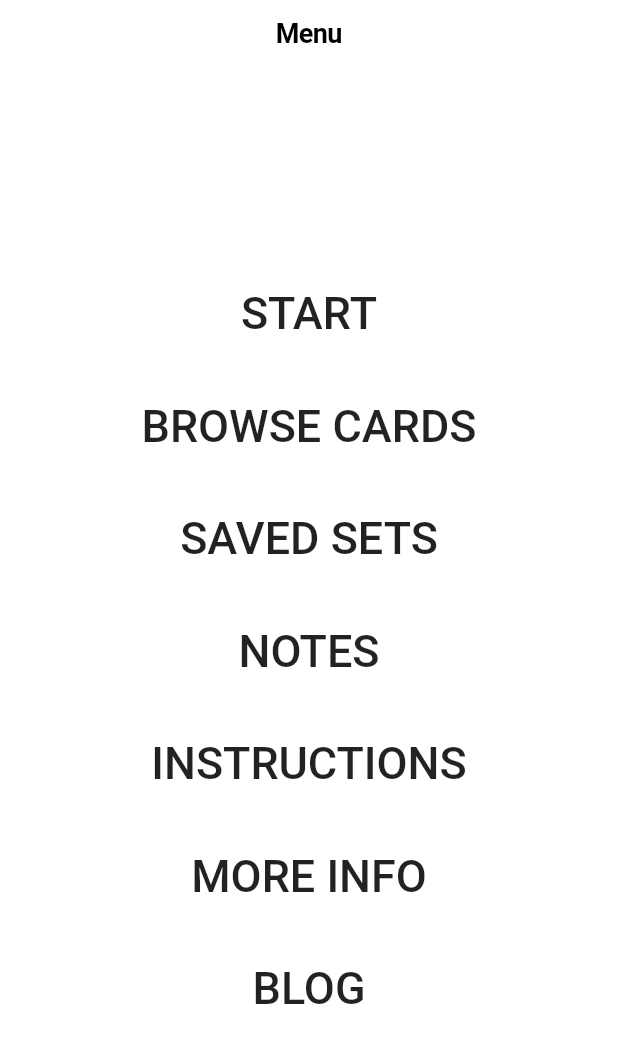
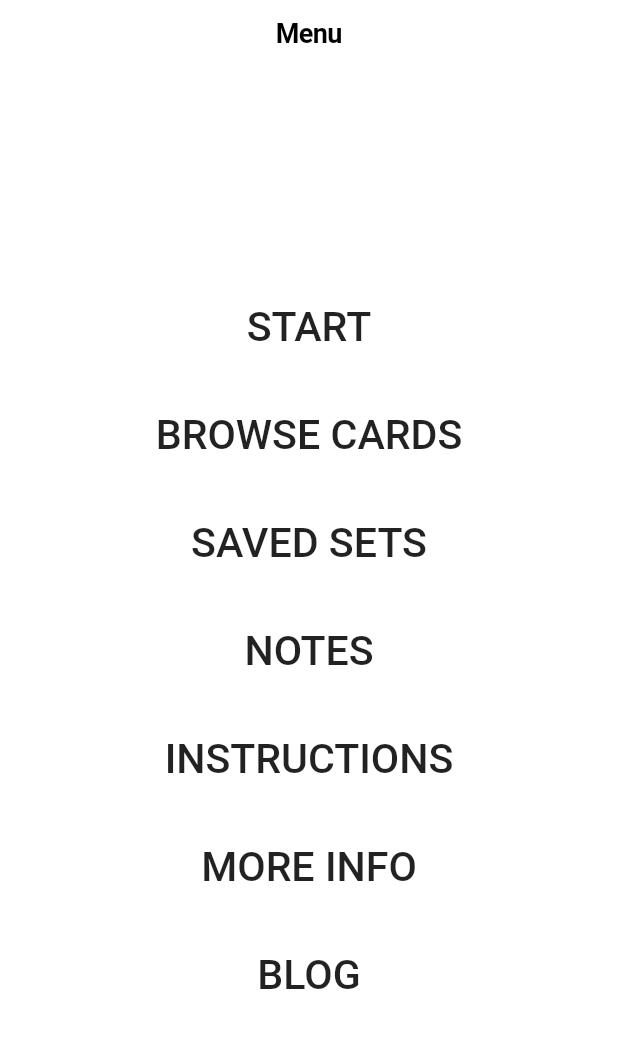
Before and after one commit to apheriabritt/pole-purpose, a Flutter app: the screen it shows after launch, on a phone screen of 412 x 824 dp. Shown: the top 1043 px of the screen. Run offline on Flutter 3.47's test engine with Material 2 defaults, Android fonts, the phone set to English and light mode, and no system bars; our stand-ins replace audioplayers, flip_card, flutter_html, flutter_icons, flutter_swiper, outline_material_icons and 5 more; missing offline and left inert: flutter_wordpress; accounts and stored records are empty; Roboto replaces fonts that are missing (GillSansMT).

Commit message:
menu responsivity :2.3.5+1 release

```diff
--- a/lib/widget/menuButton.dart
+++ b/lib/widget/menuButton.dart
@@ -12,7 +12,7 @@ class MenuButtonWidget {
             label,
             style: TextStyle(
               fontFamily: 'GillSansMT',
-              fontSize: (MediaQuery.of(context).size.height > 900) ? 60 : 30
+              fontSize: (MediaQuery.of(context).size.width/15)
             ),
           ),
           padding: EdgeInsets.fromLTRB(0, 20, 0, 20),
--- a/pubspec.yaml
+++ b/pubspec.yaml
@@ -11,7 +11,7 @@ description: A new Flutter application.
 # In iOS, build-name is used as CFBundleShortVersionString while build-number used as CFBundleVersion.
 # Read more about iOS versioning at
 # https://developer.apple.com/library/archive/documentation/General/Reference/InfoPlistKeyReference/Articles/CoreFoundationKeys.html
-version: 2.3.5
+version: 2.3.5+1
 
 environment:
   sdk: ">=2.3.0 <3.0.0"
```
